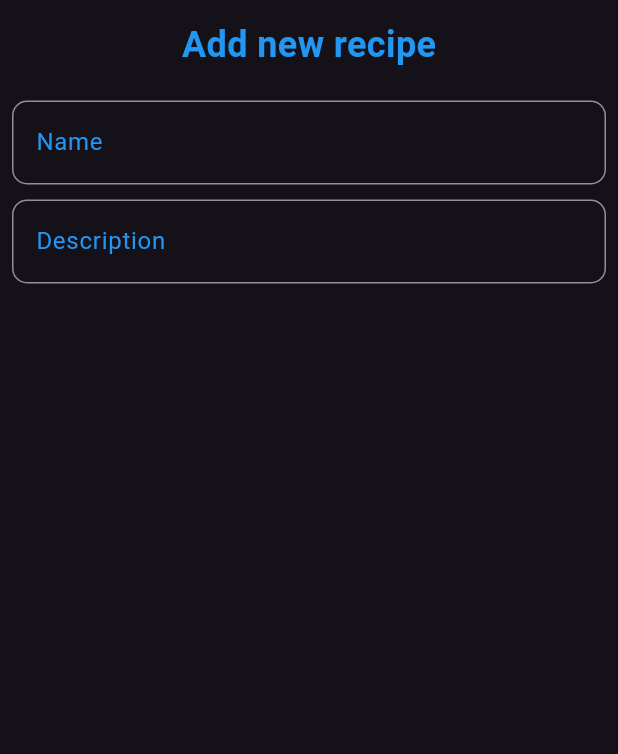
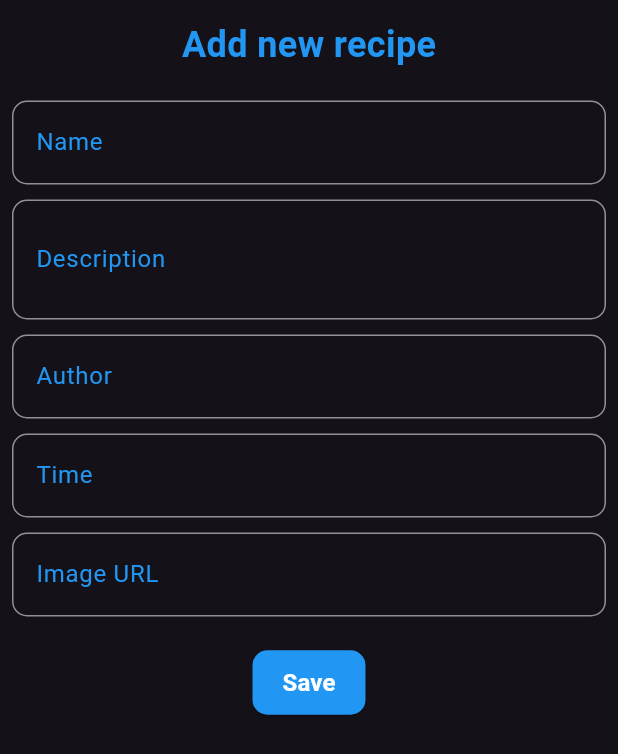
Before and after one commit to ijquenta/recibe_book, a Flutter app: the RecipeForm widget shown alone on an empty page, opened directly, on a phone screen of 412 x 824 dp. Shown: the top 754 px of the screen. Run offline on Flutter 3.47's test engine with Material 3 defaults, Android fonts, the phone set to English and light mode, and no system bars; network calls fail; Roboto replaces fonts that are missing (Quicksand).

Commit message:
[ADD] Implement form validation and improve recipe form layout

```diff
--- a/lib/screens/home_screen.dart
+++ b/lib/screens/home_screen.dart
@@ -30,7 +30,15 @@ class HomeScreen extends StatelessWidget {
         width: MediaQuery.of(context).size.width,
         height: 500,
         color: Colors.black,
-        child: RecipeForm(),
+        child: SingleChildScrollView(
+          child: Padding(
+              padding: EdgeInsets.only(
+                bottom: MediaQuery.of(context).viewInsets.bottom,
+              ),
+              child: RecipeForm(),
+          ),
+
+        ),
       ),
     );
   }
@@ -122,10 +130,19 @@ class RecipeForm extends StatelessWidget {
 
   @override
   Widget build(BuildContext context) {
+    // GlobalKey para el formulario
+    final _formKey = GlobalKey<FormState>();
+    final TextEditingController _nameController = TextEditingController();
+    final TextEditingController _descriptionController = TextEditingController();
+    final TextEditingController _authorController = TextEditingController();
+    final TextEditingController _timeController = TextEditingController();
+    final TextEditingController _imageUrlController = TextEditingController();
+
+
     return Padding(
       padding: EdgeInsets.all(8),
       child: Form(
-        //key: _formKey,
+        key: _formKey,
         child: Column(
           crossAxisAlignment: CrossAxisAlignment.center,
           children: [
@@ -141,21 +158,106 @@ class RecipeForm extends StatelessWidget {
             ),
             SizedBox(height: 20),
             _buildTextField(
+              controller: _nameController,
               label: 'Name',
               type: TextInputType.text,
+              validator: (value) {
+                if (value == null || value.isEmpty) {
+                  return 'Please enter a name';
+                }
+                return null;
+              }
             ),
             SizedBox(height: 10),
             _buildTextField(
+              maxLines: 2,
+              controller: _descriptionController,
               label: 'Description',
               type: TextInputType.multiline,
+              validator: (value) {
+                if (value == null || value.isEmpty) {
+                  return 'Please enter a description';
+                }
+                return null;
+              }
             ),
+            SizedBox(height: 10),
+            _buildTextField(
+              controller: _authorController,
+              label: 'Author',
+              type: TextInputType.multiline,
+              validator: (value) {
+                if (value == null || value.isEmpty) {
+                  return 'Please enter an author';
+                }
+                return null;
+              }
+            ),
+            SizedBox(height: 10),
+            _buildTextField(
+              controller: _timeController,
+              label: 'Time',
+              type: TextInputType.number,
+              validator: (value) {
+                if (value == null || value.isEmpty) {
+                  return 'Please enter a time';
+                }
+                return null;
+              }
+            ),
+            SizedBox(height: 10),
+            _buildTextField(
+              controller: _imageUrlController,
+              label: 'Image URL',
+              type: TextInputType.url,
+              validator: (value) {
+                if (value == null || value.isEmpty) {
+                  return 'Please enter an image URL';
+                }
+                return null;
+              }
+            ),
+            SizedBox(height: 20),
+            Center(
+              child: ElevatedButton(
+                onPressed: () {
+                  if (_formKey.currentState!.validate()) {
+                    // Cerrar el modal
+                    Navigator.pop(context);
+                  }
+                },
+                style: ElevatedButton.styleFrom(
+                  backgroundColor: Colors.blue,
+                  padding: EdgeInsets.symmetric(horizontal: 20, vertical: 10),
+                  shape: RoundedRectangleBorder(
+                    borderRadius: BorderRadius.circular(10),
+                  ),
+                ),
+                child: Text(
+                  'Save',
+                  style: TextStyle(
+                    fontSize: 16,
+                    fontFamily: 'Quicksand',
+                    color: Colors.white,
+                    fontWeight: FontWeight.bold,
+                  ),
+                ),
+
+              ),
+            )
           ],
         ),
       ),
     );
   }
 
-  Widget _buildTextField({required String label, required TextInputType type}) {
+  Widget _buildTextField( {
+    required String label,
+    required TextInputType type,
+    required TextEditingController controller,
+    required String? Function(String?)? validator,
+    int maxLines = 1,
+  }) {
     return TextFormField(
       keyboardType: type,
       decoration: InputDecoration(
@@ -180,6 +282,8 @@ class RecipeForm extends StatelessWidget {
           ),
         ),
       ),
+      validator: validator,
+      maxLines: maxLines,
     );
   }
 }
```
